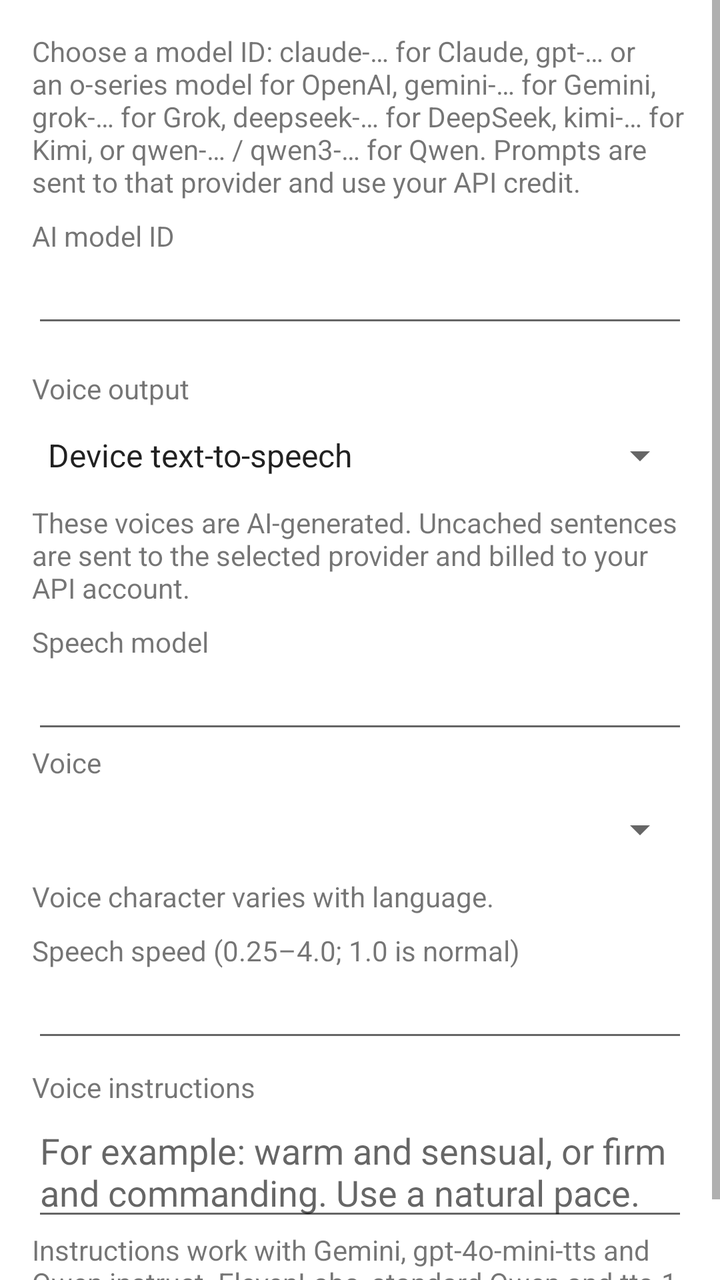
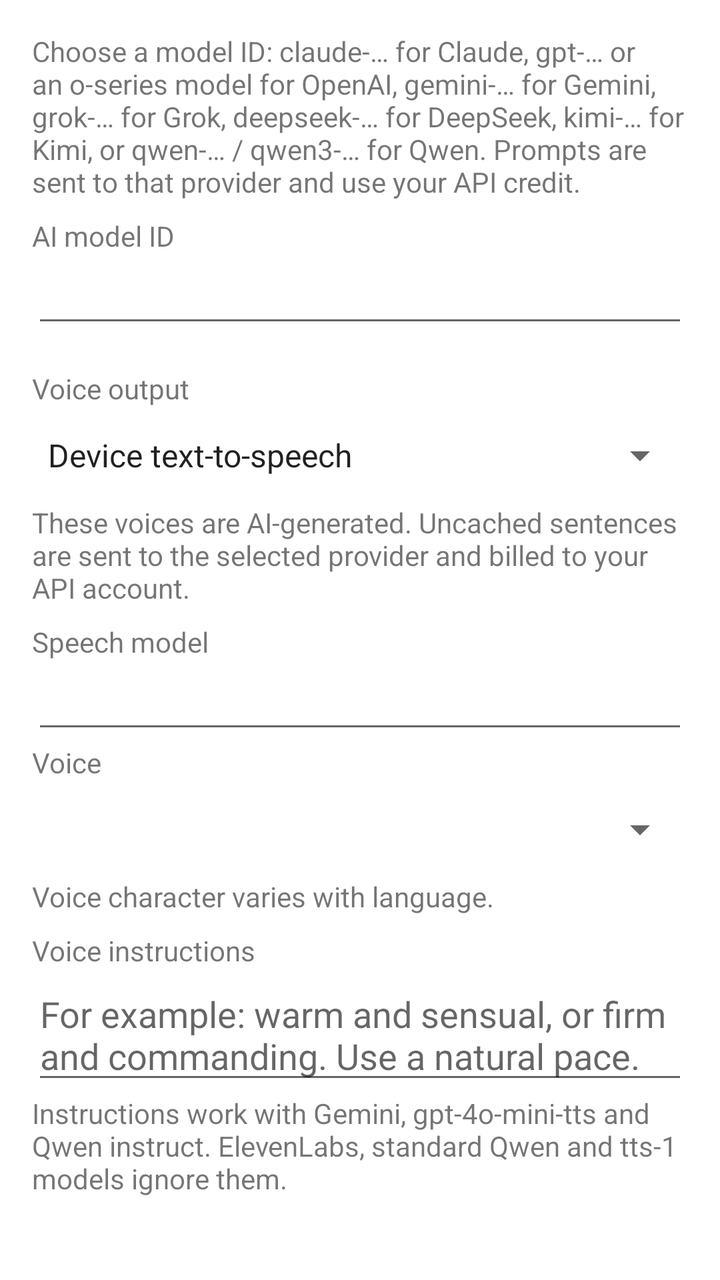

The first picture is an Android layout as it rendered before a commit; the second is the same layout after the commit. The layout source and the unified diff follow.
<!-- AndroidManifest.xml: application theme Theme.MyMeditation -->
<!-- res/layout/dialog_ai_settings.xml -->
<?xml version="1.0" encoding="utf-8"?>
<ScrollView xmlns:android="http://schemas.android.com/apk/res/android"
    android:layout_width="match_parent"
    android:layout_height="wrap_content">
<LinearLayout
    android:layout_width="match_parent"
    android:layout_height="wrap_content"
    android:orientation="vertical"
    android:padding="@dimen/activity_horizontal_margin">

    <TextView
        android:layout_width="match_parent"
        android:layout_height="wrap_content"
        android:text="@string/ai_settings_description" />

    <TextView
        android:layout_width="match_parent"
        android:layout_height="wrap_content"
        android:layout_marginTop="@dimen/activity_heading_margin"
        android:labelFor="@id/editTextAiModel"
        android:text="@string/ai_model_hint" />

    <EditText
        android:id="@+id/editTextAiModel"
        android:layout_width="match_parent"
        android:layout_height="wrap_content"
        android:importantForAutofill="no"
        android:inputType="textNoSuggestions"
        android:singleLine="true" />

    <TextView
        android:layout_width="match_parent"
        android:layout_height="wrap_content"
        android:layout_marginTop="@dimen/activity_vertical_margin"
        android:labelFor="@id/spinnerSpeechBackend"
        android:text="@string/speech_output_label" />
    <Spinner
        android:id="@+id/spinnerSpeechBackend"
        android:layout_width="match_parent"
        android:layout_height="48dp"
        android:entries="@array/speech_backend_options" />
    <LinearLayout
        android:id="@+id/openAiSpeechSettings"
        android:layout_width="match_parent"
        android:layout_height="wrap_content"
        android:orientation="vertical">
        <TextView
            android:layout_width="match_parent"
            android:layout_height="wrap_content"
            android:text="@string/speech_notice" />
        <TextView
            android:layout_width="match_parent"
            android:layout_height="wrap_content"
            android:layout_marginTop="@dimen/activity_heading_margin"
            android:labelFor="@id/editTextSpeechModel"
            android:text="@string/speech_model_label" />
        <EditText
            android:id="@+id/editTextSpeechModel"
            android:layout_width="match_parent"
            android:layout_height="wrap_content"
            android:inputType="textNoSuggestions"
            android:importantForAutofill="no"
            android:singleLine="true" />
        <TextView
            android:layout_width="match_parent"
            android:layout_height="wrap_content"
            android:labelFor="@id/spinnerSpeechVoice"
            android:text="@string/speech_voice_label" />
        <Spinner
            android:id="@+id/spinnerSpeechVoice"
            android:layout_width="match_parent"
            android:layout_height="48dp" />
        <LinearLayout
            android:id="@+id/elevenVoiceButtons"
            android:layout_width="match_parent"
            android:layout_height="wrap_content"
            android:orientation="horizontal"
            android:visibility="gone">
            <Button
                android:id="@+id/buttonAddVoice"
                android:layout_width="0dp"
                android:layout_height="wrap_content"
                android:layout_weight="1"
                android:layout_marginEnd="@dimen/activity_heading_margin"
                android:paddingStart="8dp"
                android:paddingEnd="8dp"
                android:singleLine="true"
                android:textAllCaps="false"
                android:text="@string/button_add_voice" />
            <Button
                android:id="@+id/buttonEditVoice"
                android:layout_width="0dp"
                android:layout_height="wrap_content"
                android:layout_weight="1"
                android:paddingStart="8dp"
                android:paddingEnd="8dp"
                android:singleLine="true"
                android:textAllCaps="false"
                android:text="@string/button_edit_voice" />
        </LinearLayout>
        <TextView
            android:layout_width="match_parent"
            android:layout_height="wrap_content"
            android:text="@string/speech_voice_hint" />
        <TextView
            android:layout_width="match_parent"
            android:layout_height="wrap_content"
            android:layout_marginTop="@dimen/activity_heading_margin"
            android:labelFor="@id/editTextSpeechSpeed"
            android:text="@string/speech_speed_label" />
        <EditText
            android:id="@+id/editTextSpeechSpeed"
            android:layout_width="match_parent"
            android:layout_height="wrap_content"
            android:inputType="numberDecimal"
            android:digits="0123456789.,"
            android:importantForAutofill="no"
            android:singleLine="true" />
        <TextView
            android:layout_width="match_parent"
            android:layout_height="wrap_content"
            android:layout_marginTop="@dimen/activity_heading_margin"
            android:labelFor="@id/editTextSpeechStyle"
            android:text="@string/speech_style_label" />
        <EditText
            android:id="@+id/editTextSpeechStyle"
            android:layout_width="match_parent"
            android:layout_height="wrap_content"
            android:hint="@string/speech_style_hint"
            android:inputType="textMultiLine|textCapSentences"
            android:importantForAutofill="no"
            android:minLines="2"
            android:gravity="top" />
        <TextView
            android:layout_width="match_parent"
            android:layout_height="wrap_content"
            android:text="@string/speech_style_note" />
    </LinearLayout>
</LinearLayout>
</ScrollView>
<!-- resources referenced by this layout -->
<resources>
  <string-array name="speech_backend_options">
          <item>Device text-to-speech</item>
          <item>OpenAI speech</item>
          <item>Gemini speech</item>
          <item>Qwen TTS (international)</item>
          <item>ElevenLabs speech</item>
      </string-array>
  <dimen name="activity_heading_margin">8dp</dimen>
  <dimen name="activity_horizontal_margin">16dp</dimen>
  <dimen name="activity_vertical_margin">16dp</dimen>
  <string name="ai_model_hint">AI model ID</string>
  <string name="ai_settings_description">Choose a model ID: claude-… for Claude, gpt-… or an o-series model for OpenAI, gemini-… for Gemini, grok-… for Grok, deepseek-… for DeepSeek, kimi-… for Kimi, or qwen-… / qwen3-… for Qwen. Prompts are sent to that provider and use your API credit.</string>
  <string name="button_add_voice">Add voice</string>
  <string name="button_edit_voice">Edit</string>
  <string name="speech_model_label">Speech model</string>
  <string name="speech_notice">These voices are AI-generated. Uncached sentences are sent to the selected provider and billed to your API account.</string>
  <string name="speech_output_label">Voice output</string>
  <string name="speech_speed_label">Speech speed (0.25–4.0; 1.0 is normal)</string>
  <string name="speech_style_hint">For example: warm and sensual, or firm and commanding. Use a natural pace.</string>
  <string name="speech_style_label">Voice instructions</string>
  <string name="speech_style_note">Instructions work with Gemini, gpt-4o-mini-tts and Qwen instruct. ElevenLabs, standard Qwen and tts-1 models ignore them.</string>
  <string name="speech_voice_hint">Voice character varies with language.</string>
  <string name="speech_voice_label">Voice</string>
  <style name="Theme.MyMeditation" parent="Theme.MaterialComponents.DayNight.DarkActionBar">
          
          <item name="colorPrimary">@color/purple_500</item>
          <item name="colorPrimaryVariant">@color/purple_700</item>
          <item name="colorOnPrimary">@color/white</item>
          
          <item name="colorSecondary">@color/teal_200</item>
          <item name="colorSecondaryVariant">@color/teal_700</item>
          <item name="colorOnSecondary">@color/black</item>
          
          <item name="android:statusBarColor">?attr/colorPrimaryVariant</item>
          
      </style>
  <color name="purple_500">#FF6200EE</color>
  <color name="purple_700">#FF3700B3</color>
  <color name="white">#FFFFFFFF</color>
  <color name="teal_200">#FF03DAC5</color>
  <color name="teal_700">#FF018786</color>
  <color name="black">#FF000000</color>
</resources>

<!-- the commit's change to res/layout/dialog_ai_settings.xml (unified diff, before → after) -->
@@ -106,20 +106,6 @@
             android:layout_width="match_parent"
             android:layout_height="wrap_content"
             android:layout_marginTop="@dimen/activity_heading_margin"
-            android:labelFor="@id/editTextSpeechSpeed"
-            android:text="@string/speech_speed_label" />
-        <EditText
-            android:id="@+id/editTextSpeechSpeed"
-            android:layout_width="match_parent"
-            android:layout_height="wrap_content"
-            android:inputType="numberDecimal"
-            android:digits="0123456789.,"
-            android:importantForAutofill="no"
-            android:singleLine="true" />
-        <TextView
-            android:layout_width="match_parent"
-            android:layout_height="wrap_content"
-            android:layout_marginTop="@dimen/activity_heading_margin"
             android:labelFor="@id/editTextSpeechStyle"
             android:text="@string/speech_style_label" />
         <EditText
<!-- resource entries referenced after the edit -->
@@ -17,7 +17,6 @@
   <string name="speech_model_label">Speech model</string>
   <string name="speech_notice">These voices are AI-generated. Uncached sentences are sent to the selected provider and billed to your API account.</string>
   <string name="speech_output_label">Voice output</string>
-  <string name="speech_speed_label">Speech speed (0.25–4.0; 1.0 is normal)</string>
   <string name="speech_style_hint">For example: warm and sensual, or firm and commanding. Use a natural pace.</string>
   <string name="speech_style_label">Voice instructions</string>
   <string name="speech_style_note">Instructions work with Gemini, gpt-4o-mini-tts and Qwen instruct. ElevenLabs, standard Qwen and tts-1 models ignore them.</string>
